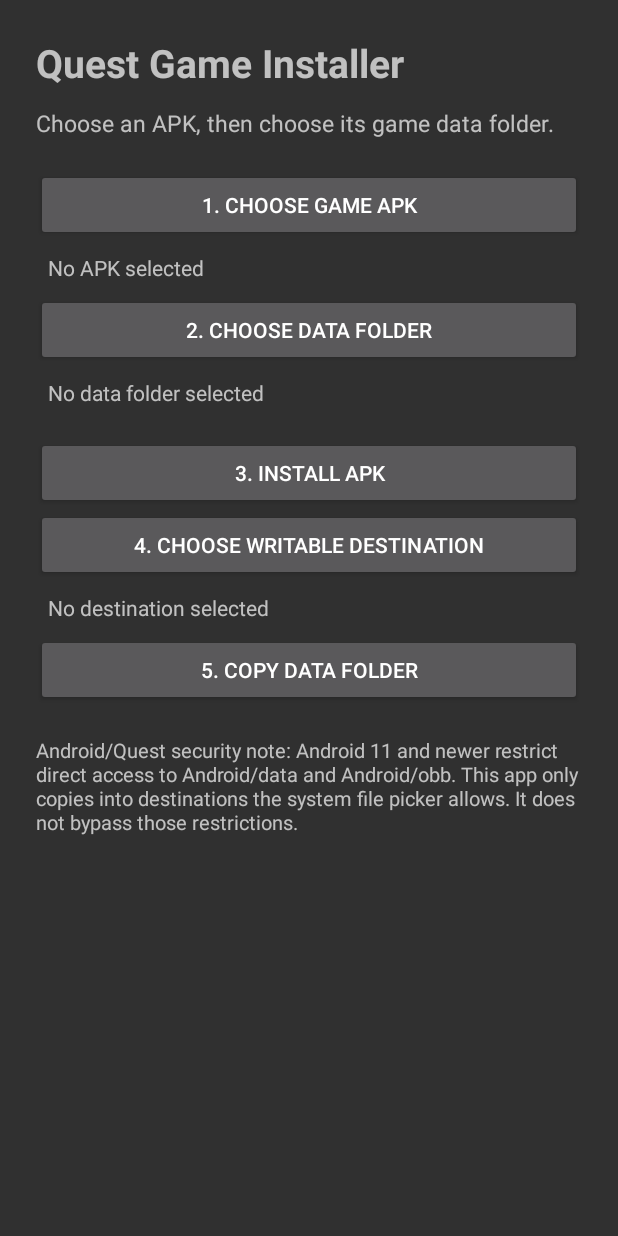
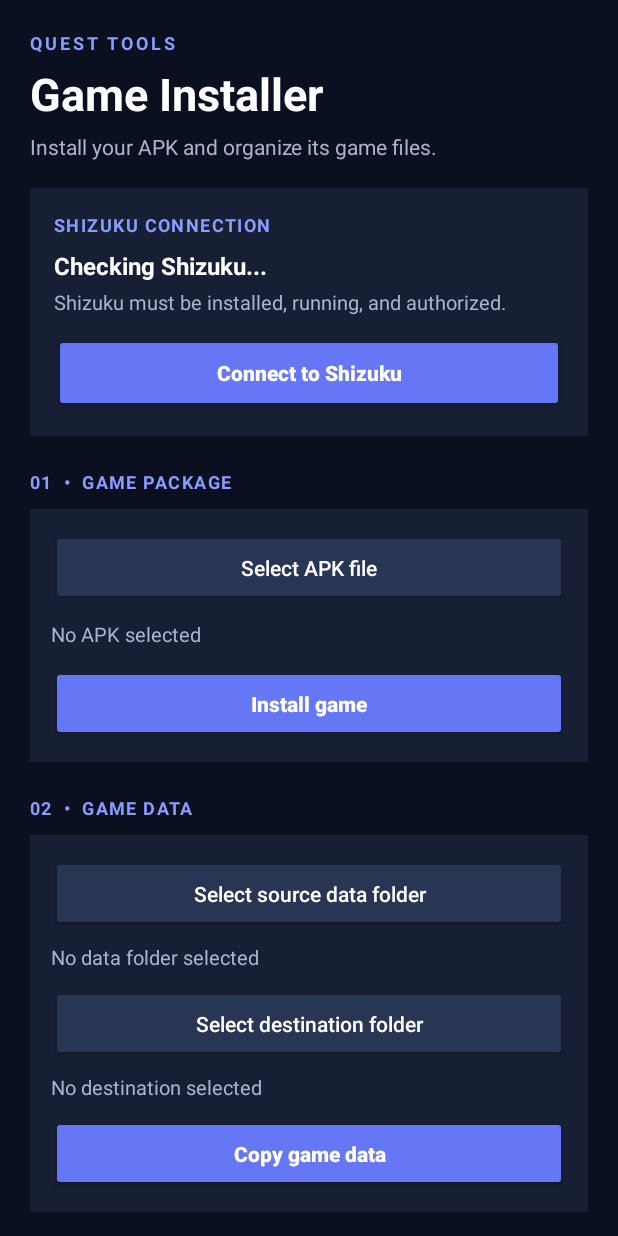
Before and after one commit to shayanplays21/QuestGameInstaller, an Android app: the screen it shows after launch (MainActivity), on a phone screen of 412 x 824 dp. Run offline under Robolectric (Android 15) with nearby library versions, the phone set to English and light mode, and no system bars.

Commit message:
Redesign installer UI and add Shizuku connection

```diff
--- a/app/src/main/res/layout/activity_main.xml
+++ b/app/src/main/res/layout/activity_main.xml
@@ -2,75 +2,221 @@
 <ScrollView xmlns:android="http://schemas.android.com/apk/res/android"
     android:layout_width="match_parent"
     android:layout_height="match_parent"
+    android:background="#0B1020"
     android:fillViewport="true">
     <LinearLayout
         android:layout_width="match_parent"
         android:layout_height="wrap_content"
         android:orientation="vertical"
-        android:padding="24dp">
+        android:padding="20dp">
+
+        <TextView
+            android:layout_width="wrap_content"
+            android:layout_height="wrap_content"
+            android:text="QUEST TOOLS"
+            android:textColor="#8B9BFF"
+            android:textSize="12sp"
+            android:textStyle="bold"
+            android:letterSpacing="0.16" />
+
         <TextView
             android:layout_width="match_parent"
             android:layout_height="wrap_content"
-            android:text="Quest Game Installer"
-            android:textSize="26sp"
+            android:layout_marginTop="5dp"
+            android:text="Game Installer"
+            android:textColor="#FFFFFF"
+            android:textSize="30sp"
             android:textStyle="bold" />
+
+        <TextView
+            android:layout_width="match_parent"
+            android:layout_height="wrap_content"
+            android:layout_marginTop="5dp"
+            android:layout_marginBottom="18dp"
+            android:text="Install your APK and organize its game files."
+            android:textColor="#AAB4CC"
+            android:textSize="14sp" />
+
+        <LinearLayout
+            android:layout_width="match_parent"
+            android:layout_height="wrap_content"
+            android:orientation="vertical"
+            android:padding="16dp"
+            android:background="#171F35">
+
+            <TextView
+                android:layout_width="match_parent"
+                android:layout_height="wrap_content"
+                android:text="SHIZUKU CONNECTION"
+                android:textColor="#8B9BFF"
+                android:textSize="12sp"
+                android:textStyle="bold"
+                android:letterSpacing="0.08" />
+
+            <TextView
+                android:id="@+id/shizukuStatusText"
+                android:layout_width="match_parent"
+                android:layout_height="wrap_content"
+                android:layout_marginTop="8dp"
+                android:text="Checking Shizuku..."
+                android:textColor="#FFFFFF"
+                android:textSize="16sp"
+                android:textStyle="bold" />
+
+            <TextView
+                android:id="@+id/shizukuDetailText"
+                android:layout_width="match_parent"
+                android:layout_height="wrap_content"
+                android:layout_marginTop="4dp"
+                android:layout_marginBottom="12dp"
+                android:text="Shizuku must be installed, running, and authorized."
+                android:textColor="#AAB4CC"
+                android:textSize="13sp" />
+
+            <Button
+                android:id="@+id/connectShizukuButton"
+                android:layout_width="match_parent"
+                android:layout_height="52dp"
+                android:backgroundTint="#6577F5"
+                android:text="Connect to Shizuku"
+                android:textAllCaps="false"
+                android:textColor="#FFFFFF"
+                android:textStyle="bold" />
+        </LinearLayout>
+
+        <TextView
+            android:layout_width="match_parent"
+            android:layout_height="wrap_content"
+            android:layout_marginTop="22dp"
+            android:layout_marginBottom="10dp"
+            android:text="01  •  GAME PACKAGE"
+            android:textColor="#8B9BFF"
+            android:textSize="12sp"
+            android:textStyle="bold"
+            android:letterSpacing="0.08" />
+
+        <LinearLayout
+            android:layout_width="match_parent"
+            android:layout_height="wrap_content"
+            android:orientation="vertical"
+            android:padding="14dp"
+            android:background="#171F35">
+
+            <Button
+                android:id="@+id/chooseApkButton"
+                android:layout_width="match_parent"
+                android:layout_height="50dp"
+                android:backgroundTint="#293653"
+                android:text="Select APK file"
+                android:textAllCaps="false"
+                android:textColor="#FFFFFF" />
+
+            <TextView
+                android:id="@+id/apkInfoText"
+                android:layout_width="match_parent"
+                android:layout_height="wrap_content"
+                android:paddingTop="10dp"
+                android:text="No APK selected"
+                android:textColor="#AAB4CC"
+                android:textSize="13sp" />
+
+            <Button
+                android:id="@+id/installButton"
+                android:layout_width="match_parent"
+                android:layout_height="50dp"
+                android:layout_marginTop="12dp"
+                android:backgroundTint="#6577F5"
+                android:text="Install game"
+                android:textAllCaps="false"
+                android:textColor="#FFFFFF"
+                android:textStyle="bold" />
+        </LinearLayout>
+
+        <TextView
+            android:layout_width="match_parent"
+            android:layout_height="wrap_content"
+            android:layout_marginTop="22dp"
+            android:layout_marginBottom="10dp"
+            android:text="02  •  GAME DATA"
+            android:textColor="#8B9BFF"
+            android:textSize="12sp"
+            android:textStyle="bold"
+            android:letterSpacing="0.08" />
+
+        <LinearLayout
+            android:layout_width="match_parent"
+            android:layout_height="wrap_content"
+            android:orientation="vertical"
+            android:padding="14dp"
+            android:background="#171F35">
+
+            <Button
+                android:id="@+id/chooseSourceButton"
+                android:layout_width="match_parent"
+                android:layout_height="50dp"
+                android:backgroundTint="#293653"
+                android:text="Select source data folder"
+                android:textAllCaps="false"
+                android:textColor="#FFFFFF" />
+
+            <TextView
+                android:id="@+id/sourceInfoText"
+                android:layout_width="match_parent"
+                android:layout_height="wrap_content"
+                android:paddingTop="8dp"
+                android:paddingBottom="10dp"
+                android:text="No data folder selected"
+                android:textColor="#AAB4CC"
+                android:textSize="13sp" />
+
+            <Button
+                android:id="@+id/chooseDestinationButton"
+                android:layout_width="match_parent"
+                android:layout_height="50dp"
+                android:backgroundTint="#293653"
+                android:text="Select destination folder"
+                android:textAllCaps="false"
+                android:textColor="#FFFFFF" />
+
+            <TextView
+                android:id="@+id/destinationInfoText"
+                android:layout_width="match_parent"
+                android:layout_height="wrap_content"
+                android:paddingTop="8dp"
+                android:paddingBottom="10dp"
+                android:text="No destination selected"
+                android:textColor="#AAB4CC"
+                android:textSize="13sp" />
+
+            <Button
+                android:id="@+id/copyButton"
+                android:layout_width="match_parent"
+                android:layout_height="50dp"
+                android:backgroundTint="#6577F5"
+                android:text="Copy game data"
+                android:textAllCaps="false"
+                android:textColor="#FFFFFF"
+                android:textStyle="bold" />
+        </LinearLayout>
+
         <TextView
             android:id="@+id/statusText"
             android:layout_width="match_parent"
             android:layout_height="wrap_content"
-            android:layout_marginTop="12dp"
-            android:layout_marginBottom="20dp"
-            android:text="Choose an APK, then choose its game data folder."
-            android:textSize="15sp" />
-        <Button
-            android:id="@+id/chooseApkButton"
-            android:layout_width="match_parent"
-            android:layout_height="wrap_content"
-            android:text="1. Choose game APK" />
-        <TextView
-            android:id="@+id/apkInfoText"
-            android:layout_width="match_parent"
-            android:layout_height="wrap_content"
-            android:padding="8dp"
-            android:text="No APK selected" />
-        <Button
-            android:id="@+id/chooseSourceButton"
-            android:layout_width="match_parent"
-            android:layout_height="wrap_content"
-            android:text="2. Choose data folder" />
-        <TextView
-            android:id="@+id/sourceInfoText"
-            android:layout_width="match_parent"
-            android:layout_height="wrap_content"
-            android:padding="8dp"
-            android:text="No data folder selected" />
-        <Button
-            android:id="@+id/installButton"
-            android:layout_width="match_parent"
-            android:layout_height="wrap_content"
-            android:layout_marginTop="12dp"
-            android:text="3. Install APK" />
-        <Button
-            android:id="@+id/chooseDestinationButton"
-            android:layout_width="match_parent"
-            android:layout_height="wrap_content"
-            android:text="4. Choose writable destination" />
-        <TextView
-            android:id="@+id/destinationInfoText"
-            android:layout_width="match_parent"
-            android:layout_height="wrap_content"
-            android:padding="8dp"
-            android:text="No destination selected" />
-        <Button
-            android:id="@+id/copyButton"
-            android:layout_width="match_parent"
-            android:layout_height="wrap_content"
-            android:text="5. Copy data folder" />
+            android:layout_marginTop="18dp"
+            android:padding="14dp"
+            android:background="#171F35"
+            android:text="Connect to Shizuku to get started."
+            android:textColor="#D7DEEF"
+            android:textSize="13sp" />
+
         <TextView
             android:layout_width="match_parent"
             android:layout_height="wrap_content"
-            android:layout_marginTop="20dp"
-            android:text="Android/Quest security note: Android 11 and newer restrict direct access to Android/data and Android/obb. This app only copies into destinations the system file picker allows. It does not bypass those restrictions."
-            android:textSize="13sp" />
+            android:layout_marginTop="14dp"
+            android:layout_marginBottom="18dp"
+            android:text="Note: Shizuku must be started separately (wireless debugging or root) and permission granted to this app. This build adds the connection and permission gate; protected Android/data and Android/obb operations still need a dedicated privileged file-operation implementation."
+            android:textColor="#77839D"
+            android:textSize="12sp" />
     </LinearLayout>
 </ScrollView>
```
